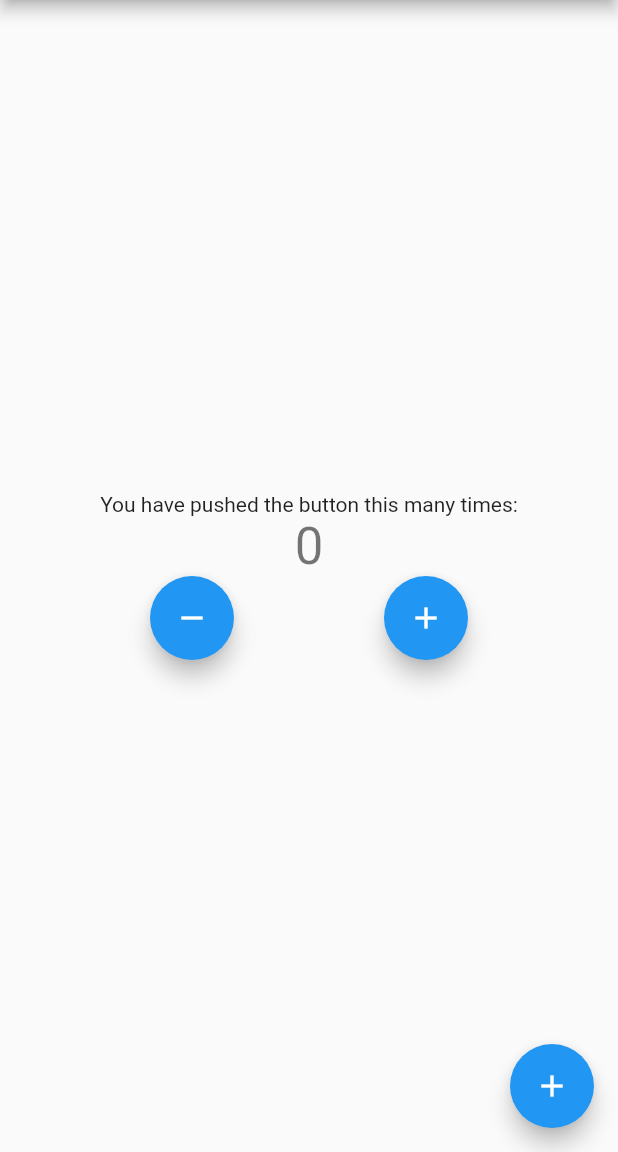
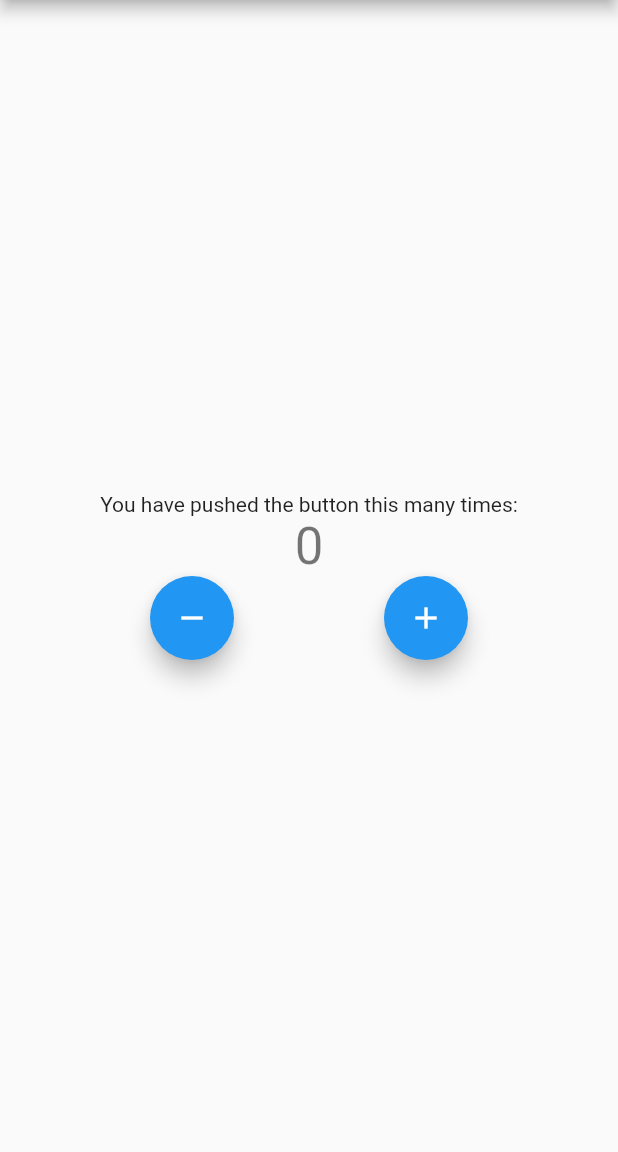
Before and after one commit to plumber0/fluttery_bloc, a Flutter app: the screen it shows after launch, on a phone screen of 412 x 824 dp, the part 84-1236 px from its top. Run offline on Flutter 3.47's test engine with Material 2 defaults, Android fonts, the phone set to English and light mode, and no system bars; our stand-ins replace bloc, flutter_bloc.

```diff
--- a/lib/main.dart
+++ b/lib/main.dart
@@ -33,14 +33,6 @@ class MyHomePage extends StatefulWidget {
 }
 
 class _MyHomePageState extends State<MyHomePage> {
-  int _counter = 0;
-
-  void _incrementCounter() {
-    setState(() {
-      _counter++;
-    });
-  }
-
   @override
   Widget build(BuildContext context) {
     return Scaffold(
@@ -84,11 +76,6 @@ class _MyHomePageState extends State<MyHomePage> {
           ],
         ),
       ),
-      floatingActionButton: FloatingActionButton(
-        onPressed: _incrementCounter,
-        tooltip: 'Increment',
-        child: Icon(Icons.add),
-      ),
     );
   }
 }
```
